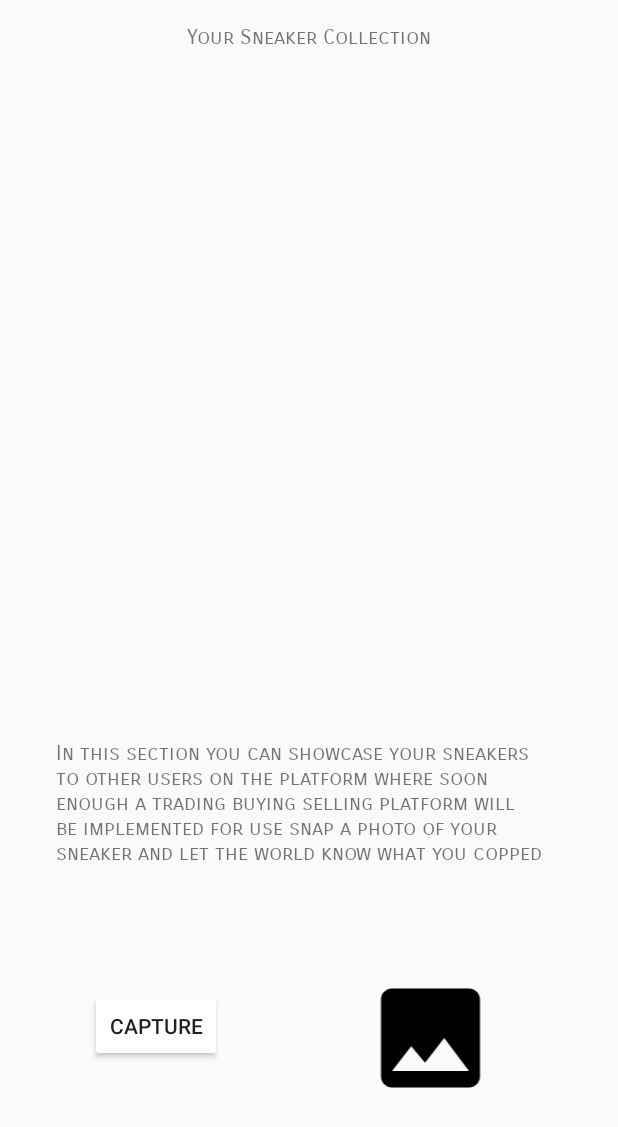
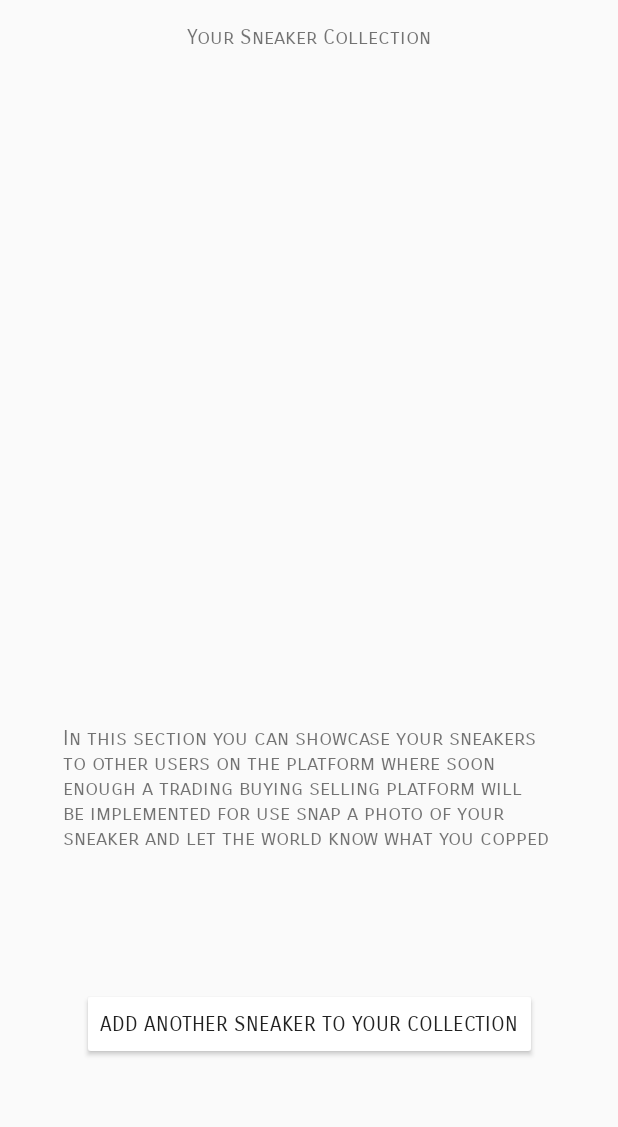
Before and after one commit to NickVatne/SneakerYard, an Android app: the layout fragment_browse.xml on its own in the app's theme, with its tools: preview values and no code run, on a phone screen of 412 x 824 dp. Shown: the top 1127 px of the screen. Run offline under Robolectric (Android 15) with nearby library versions, the phone set to English and light mode, and no system bars.

Commit message:
Small bgus

```diff
--- a/app/src/main/res/layout/fragment_browse.xml
+++ b/app/src/main/res/layout/fragment_browse.xml
@@ -38,38 +38,28 @@
                 app:layout_constraintHorizontal_bias="0.0">
         </android.support.v7.widget.RecyclerView>
 
-        <android.support.v7.widget.AppCompatButton
+        <Button
                 android:id="@+id/photoButton"
                 android:layout_width="wrap_content"
                 android:layout_height="wrap_content"
                 android:backgroundTint="#FFFFFF"
-                android:text="Capture"
-                app:layout_constraintBottom_toBottomOf="parent"
-                app:layout_constraintEnd_toEndOf="parent"
-                android:layout_marginBottom="28dp" android:layout_marginEnd="264dp"/>
+                android:text="Add another Sneaker to Your Collection"
+                android:fontFamily="sans-serif-smallcaps"
+                android:layout_marginTop="16dp"
+                app:layout_constraintTop_toBottomOf="@+id/textView2" app:layout_constraintStart_toStartOf="parent"
+                android:layout_marginStart="54dp" app:layout_constraintEnd_toEndOf="parent"
+                android:layout_marginEnd="54dp" app:layout_constraintBottom_toBottomOf="parent"/>
 
         <TextView
                 android:text="@string/in_this_section_you_can_showcase_your_sneakers_to_other_users_on_the_platform_where_soon_enough_a_trading_buying_selling_platform_will_be_implemented_for_use_snap_a_photo_of_your_sneaker_and_let_the_world_know_what_you_copped"
                 android:layout_width="328dp"
                 android:fontFamily="sans-serif-smallcaps"
                 android:id="@+id/textView2" android:layout_height="143dp"
-                android:visibility="visible" android:layout_marginTop="10dp"
-                app:layout_constraintTop_toBottomOf="@+id/recycler_view" app:layout_constraintStart_toStartOf="parent"
-                android:layout_marginStart="38dp" app:layout_constraintEnd_toEndOf="parent"
-                android:layout_marginEnd="47dp"
-        />
-        <ImageView
-                android:src="@drawable/ic_image_black_24dp"
-                android:layout_width="103dp"
-                android:layout_height="88dp"
-                android:id="@+id/imageView"
-                android:layout_marginTop="11dp"
-                app:layout_constraintTop_toBottomOf="@+id/textView2"
-                android:layout_marginStart="51dp"
-                app:layout_constraintStart_toEndOf="@+id/btnCamera"
-                app:layout_constraintEnd_toEndOf="parent"
-                android:layout_marginEnd="73dp"
-                app:layout_constraintBottom_toBottomOf="parent"
-                app:layout_constraintHorizontal_bias="0.0" app:layout_constraintVertical_bias="1.0"/>
+                android:visibility="visible"
+                app:layout_constraintTop_toBottomOf="@+id/recycler_view"
+                android:layout_marginBottom="16dp"
+                app:layout_constraintBottom_toTopOf="@+id/photoButton" app:layout_constraintEnd_toEndOf="parent"
+                android:layout_marginEnd="42dp" app:layout_constraintStart_toStartOf="parent"
+                android:layout_marginStart="42dp"/>
     </android.support.constraint.ConstraintLayout>
 </ScrollView>
--- a/app/src/main/res/layout/fragment_my_profile.xml
+++ b/app/src/main/res/layout/fragment_my_profile.xml
@@ -40,7 +40,7 @@
                 android:layout_width="match_parent"
                 android:layout_height="wrap_content"
                 android:layout_below="@+id/header_cover_image"
-                android:background="#ebca0707"
+                android:background="#EB2B2A2A"
                 android:elevation="4dp"
                 android:paddingBottom="24dp">
 
@@ -55,7 +55,7 @@
                     android:layout_marginTop="16dp"
                     android:clickable="true"
 
-                    android:src="@android:drawable/ic_menu_edit" />
+                    android:src="@android:drawable/ic_menu_edit"/>
 
             <TextView
                     android:id="@+id/name"
```
Also changed, not shown: app/src/main/res/drawable/logo.webp, 1 other file.
